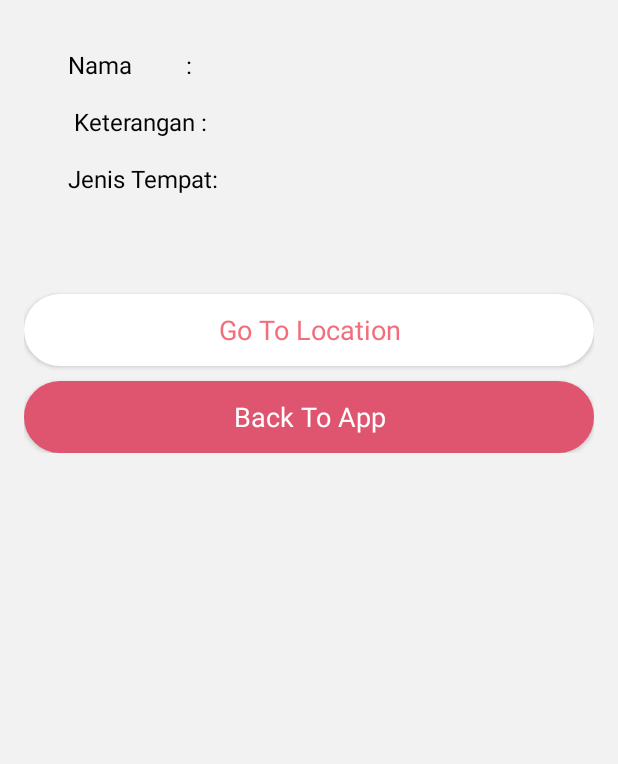
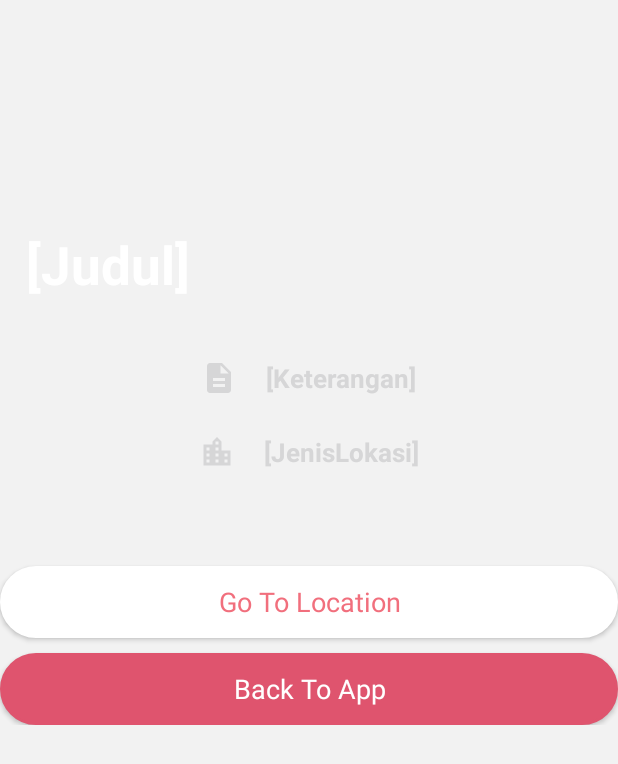
Before and after one commit to fahriachmadi/mapX, an Android app: the PenandaDetail screen opened directly, with no data from a screen before it, on a phone screen of 412 x 824 dp. Shown: the top 764 px of the screen. Run offline under Robolectric (Android 15) with nearby library versions, the phone set to English and light mode, and no system bars; 9 statements that could not run were skipped.

Commit message:
Merapihkan front end save location dan detail location

```diff
--- a/app/src/main/java/com/tekmob/mapx/PenandaDetail.java
+++ b/app/src/main/java/com/tekmob/mapx/PenandaDetail.java
@@ -46,7 +46,7 @@ public class PenandaDetail extends AppCompatActivity {
     protected void onCreate(Bundle savedInstanceState) {
         System.out.println("Sudah di detail");
         super.onCreate(savedInstanceState);
-        setContentView(R.layout.detail_penanda);
+        setContentView(R.layout.coba);
 
         editTextNama = (TextView) findViewById(R.id.textview_content_nama);
         editKeterangan = (TextView)findViewById(R.id.textview_content_keterangan);
@@ -64,7 +64,7 @@ public class PenandaDetail extends AppCompatActivity {
 
         final Penanda penanda = dbPenanda.findOne(id_penanda);
 
-    //    System.out.println(penanda.getKategori());
+//    //    System.out.println(penanda.getKategori());
         editKeterangan.setText(penanda.getKeterangan(), TextView.BufferType.EDITABLE);
         editTextNama.setText(penanda.getNama(), TextView.BufferType.EDITABLE);
         jenisTempat.setText(penanda.getKategori(), TextView.BufferType.EDITABLE);
--- a/app/src/main/java/com/tekmob/mapx/SaveLocation.java
+++ b/app/src/main/java/com/tekmob/mapx/SaveLocation.java
@@ -65,6 +65,7 @@ public class SaveLocation extends AppCompatActivity {
         //for take pict
         btnpic = (Button) findViewById(R.id.button);
         imgTakenPic = (ImageView)findViewById(R.id.imageView);
+        imgTakenPic.setVisibility(View.GONE);
 //        btnpic.setOnClickListener(new btnTakePhotoClicker());
         btnpic.setOnClickListener( new View.OnClickListener() {
 
@@ -200,6 +201,7 @@ public class SaveLocation extends AppCompatActivity {
 
         if(requestCode == CAM_REQUEST){
             Bitmap bitmap = (Bitmap) data.getExtras().get("data");
+            imgTakenPic.setVisibility(View.VISIBLE);
             imgTakenPic.setImageBitmap(bitmap);
 
             ByteArrayOutputStream baos = new ByteArrayOutputStream();
@@ -214,8 +216,6 @@ public class SaveLocation extends AppCompatActivity {
         @Override
         public void onClick(View view) {
             Intent intent = new Intent(MediaStore.ACTION_IMAGE_CAPTURE);
-
-
             startActivityForResult(intent,CAM_REQUEST);
         }
     }
--- /dev/null
+++ b/app/src/main/res/drawable/ic_description_black_24dp.xml
@@ -0,0 +1,9 @@
+<vector xmlns:android="http://schemas.android.com/apk/res/android"
+        android:width="24dp"
+        android:height="24dp"
+        android:viewportWidth="24.0"
+        android:viewportHeight="24.0">
+    <path
+        android:fillColor="#FF000000"
+        android:pathData="M14,2L6,2c-1.1,0 -1.99,0.9 -1.99,2L4,20c0,1.1 0.89,2 1.99,2L18,22c1.1,0 2,-0.9 2,-2L20,8l-6,-6zM16,18L8,18v-2h8v2zM16,14L8,14v-2h8v2zM13,9L13,3.5L18.5,9L13,9z"/>
+</vector>
--- /dev/null
+++ b/app/src/main/res/drawable/ic_location_city_black_24dp.xml
@@ -0,0 +1,9 @@
+<vector xmlns:android="http://schemas.android.com/apk/res/android"
+        android:width="24dp"
+        android:height="24dp"
+        android:viewportWidth="24.0"
+        android:viewportHeight="24.0">
+    <path
+        android:fillColor="#FF000000"
+        android:pathData="M15,11L15,5l-3,-3 -3,3v2L3,7v14h18L21,11h-6zM7,19L5,19v-2h2v2zM7,15L5,15v-2h2v2zM7,11L5,11L5,9h2v2zM13,19h-2v-2h2v2zM13,15h-2v-2h2v2zM13,11h-2L11,9h2v2zM13,7h-2L11,5h2v2zM19,19h-2v-2h2v2zM19,15h-2v-2h2v2z"/>
+</vector>
--- /dev/null
+++ b/app/src/main/res/drawable/ic_mode_edit_black_24dp.xml
@@ -0,0 +1,9 @@
+<vector xmlns:android="http://schemas.android.com/apk/res/android"
+        android:width="24dp"
+        android:height="24dp"
+        android:viewportWidth="24.0"
+        android:viewportHeight="24.0">
+    <path
+        android:fillColor="#FF000000"
+        android:pathData="M3,17.25V21h3.75L17.81,9.94l-3.75,-3.75L3,17.25zM20.71,7.04c0.39,-0.39 0.39,-1.02 0,-1.41l-2.34,-2.34c-0.39,-0.39 -1.02,-0.39 -1.41,0l-1.83,1.83 3.75,3.75 1.83,-1.83z"/>
+</vector>
--- /dev/null
+++ b/app/src/main/res/drawable/ic_person_add_black_24dp.xml
@@ -0,0 +1,9 @@
+<vector xmlns:android="http://schemas.android.com/apk/res/android"
+        android:width="24dp"
+        android:height="24dp"
+        android:viewportWidth="24.0"
+        android:viewportHeight="24.0">
+    <path
+        android:fillColor="#FF000000"
+        android:pathData="M15,12c2.21,0 4,-1.79 4,-4s-1.79,-4 -4,-4 -4,1.79 -4,4 1.79,4 4,4zM6,10L6,7L4,7v3L1,10v2h3v3h2v-3h3v-2L6,10zM15,14c-2.67,0 -8,1.34 -8,4v2h16v-2c0,-2.66 -5.33,-4 -8,-4z"/>
+</vector>
--- /dev/null
+++ b/app/src/main/res/layout/coba.xml
@@ -0,0 +1,141 @@
+<?xml version="1.0" encoding="utf-8"?>
+<ScrollView xmlns:android="http://schemas.android.com/apk/res/android"
+    android:layout_width="match_parent"
+    android:layout_height="match_parent"
+    android:background="#f2f2f2">
+
+    <RelativeLayout
+        android:layout_width="match_parent"
+        android:layout_height="match_parent">
+
+        <ImageView
+            android:id="@+id/gambar"
+            android:layout_width="match_parent"
+            android:layout_height="200dp"
+            android:scaleType="centerCrop"
+            android:src="@drawable/background_signup" />
+
+
+        <TextView
+            android:id="@+id/textview_content_nama"
+            android:layout_width="wrap_content"
+            android:layout_height="wrap_content"
+            android:layout_above="@+id/profile_layout"
+            android:layout_alignParentLeft="true"
+            android:layout_alignParentStart="true"
+            android:layout_marginLeft="17dp"
+            android:layout_marginStart="17dp"
+            android:text="[Judul]"
+            android:textColor="@color/white"
+            android:textStyle="bold"
+            android:textSize="35sp" />
+
+        <LinearLayout
+            android:id="@+id/profile_layout"
+            android:layout_width="match_parent"
+            android:layout_height="match_parent"
+            android:layout_below="@+id/gambar"
+            android:paddingBottom="14dp"
+            android:paddingTop="40dp"
+            android:layout_marginBottom="45dp"
+            android:orientation="vertical"
+            android:gravity="center">
+
+
+            <LinearLayout
+                android:layout_width="match_parent"
+                android:layout_height="match_parent"
+                android:orientation="horizontal"
+                android:gravity="center_horizontal">
+                <ImageView
+                    android:layout_width="wrap_content"
+                    android:layout_height="wrap_content"
+                    android:src="@drawable/ic_description_black_24dp"
+                    android:tint="@color/common_plus_signin_btn_text_light_focused"
+                    />
+
+                <TextView
+                    android:id="@+id/textview_content_keterangan"
+                    android:layout_width="wrap_content"
+                    android:layout_height="wrap_content"
+                    android:layout_alignParentBottom="true"
+                    android:layout_alignParentLeft="true"
+                    android:layout_alignParentStart="true"
+                    android:layout_marginLeft="19dp"
+                    android:layout_marginStart="19dp"
+                    android:text="[Keterangan]"
+                    android:textColor="@color/common_plus_signin_btn_text_light_focused"
+                    android:textSize="17sp"
+                    android:textStyle="bold" />
+            </LinearLayout>
+            <LinearLayout
+                android:layout_width="match_parent"
+                android:layout_height="match_parent"
+                android:orientation="horizontal"
+                android:gravity="center_horizontal"
+                android:layout_marginTop="25dp">
+                <ImageView
+                    android:layout_width="wrap_content"
+                    android:layout_height="wrap_content"
+                    android:src="@drawable/ic_location_city_black_24dp"
+                    android:tint="@color/common_plus_signin_btn_text_light_focused"
+                    />
+
+                <TextView
+                    android:id="@+id/textview_content_jenis_tempat"
+                    android:layout_width="wrap_content"
+                    android:layout_height="wrap_content"
+                    android:layout_alignParentBottom="true"
+                    android:layout_alignParentLeft="true"
+                    android:layout_alignParentStart="true"
+                    android:layout_marginLeft="19dp"
+                    android:layout_marginStart="19dp"
+                    android:text="[JenisLokasi]"
+                    android:textColor="@color/common_plus_signin_btn_text_light_focused"
+                    android:textSize="17sp"
+                    android:textStyle="bold" />
+            </LinearLayout>
+            <LinearLayout
+
+                android:layout_width="match_parent"
+                android:layout_height="match_parent"
+                android:layout_below="@+id/name_layout"
+                android:layout_alignParentLeft="true"
+                android:layout_alignParentStart="true"
+                android:textColor="@color/colorPrimaryDark"
+                android:layout_marginTop="40dp"
+
+                android:orientation="vertical">
+
+                <Button
+                    android:id="@+id/go_to_location"
+                    android:layout_width="match_parent"
+                    android:layout_height="wrap_content"
+                    android:background="@drawable/background_login"
+                    android:text="Go To Location"
+                    android:textColor="#f16f7d"
+                    android:textAllCaps="false"
+                    android:padding="10dp"
+                    android:clickable="true"
+                    style="@style/Base.TextAppearance.AppCompat.Body1"
+                    android:layout_marginTop="24dp"
+                    android:textSize="18sp"/>
+
+                <Button
+                    android:id="@+id/back_to_app"
+                    android:layout_width="match_parent"
+                    android:layout_height="wrap_content"
+                    android:background="@drawable/background_signup"
+                    android:text="Back To App"
+
+                    style="@style/Base.TextAppearance.AppCompat.Body1"
+                    android:textColor="#fff"
+                    android:textAllCaps="false"
+                    android:textSize="18sp"
+                    android:layout_marginTop="10dp"
+                    android:clickable="true"
+                    android:padding="10dp"/>
+            </LinearLayout>
+        </LinearLayout>
+    </RelativeLayout>
+</ScrollView>
--- a/app/src/main/res/layout/detail_penanda.xml
+++ b/app/src/main/res/layout/detail_penanda.xml
@@ -12,17 +12,22 @@
         android:paddingRight="@dimen/activity_horizontal_margin"
         android:paddingTop="@dimen/activity_vertical_margin"
         android:paddingBottom="@dimen/activity_vertical_margin"
-
+        android:layout_centerInParent="true"
         tools:context="me.vable.android.viewandlayoutlessons.WelcomeActivity">
 
         <LinearLayout
             android:layout_width="match_parent"
-            android:layout_height="match_parent">
+            android:layout_height="match_parent"
+            android:id="@+id/layoutGambar"
+            android:orientation="vertical"
+            android:layout_gravity="center">
             <ImageView
-                android:layout_width="match_parent"
-                android:layout_height="match_parent"
+                android:layout_width="150dp"
+                android:layout_height="150dp"
+                android:layout_gravity="center_horizontal"
                 android:id="@+id/gambar"
                 android:scaleType="centerCrop"
+                android:layout_centerInParent="true"
                 />
         </LinearLayout>
 
@@ -30,7 +35,7 @@
             android:id="@+id/username_layout"
             android:layout_width="match_parent"
             android:layout_height="match_parent"
-            android:layout_below="@+id/gambar"
+            android:layout_below="@+id/layoutGambar"
             android:layout_alignParentLeft="true"
             android:layout_alignParentStart="true"
             android:layout_marginLeft="29dp"
--- a/app/src/main/res/layout/pop_up_layer.xml
+++ b/app/src/main/res/layout/pop_up_layer.xml
@@ -26,6 +26,15 @@
                 android:textColor="#080808"
                 android:textSize="33dp"
                 android:textStyle="bold"/>
+
+
+            <ImageView
+                android:layout_width="match_parent"
+                android:layout_height="200dp"
+                android:id="@+id/imageView"
+                android:scaleType="centerCrop"
+                android:layout_below="@+id/button"
+                />
 
             <TextView
                 android:id="@+id/text_koordinat"
@@ -106,25 +115,17 @@
 
             <Button
                 android:id="@+id/button"
+                style="@style/Base.TextAppearance.AppCompat.Body1"
                 android:layout_width="match_parent"
                 android:layout_height="wrap_content"
+                android:layout_marginTop="10dp"
                 android:background="@drawable/background_signup"
+                android:clickable="true"
+                android:padding="10dp"
                 android:text="Take Photo"
-                style="@style/Base.TextAppearance.AppCompat.Body1"
+                android:textAllCaps="false"
                 android:textColor="#fff"
-                android:textAllCaps="false"
-                android:textSize="18sp"
-                android:layout_marginTop="10dp"
-                android:clickable="true"
-                android:padding="10dp"/>
-
-            <ImageView
-                android:layout_width="match_parent"
-                android:layout_height="match_parent"
-                android:id="@+id/imageView"
-                android:scaleType="centerCrop"
-                android:layout_below="@+id/button"
-                />
+                android:textSize="18sp" />
 
             <Button
                 android:id="@+id/save_this_location"
@@ -137,7 +138,7 @@
                 android:padding="10dp"
                 android:clickable="true"
                 style="@style/Base.TextAppearance.AppCompat.Body1"
-                android:layout_marginTop="24dp"
+                android:layout_marginTop="10dp"
                 android:textSize="18sp"/>
 
             <Button
```
